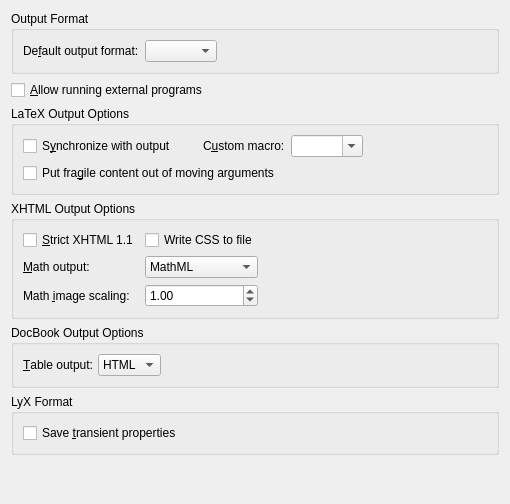
First picture: the form in src/frontends/qt/ui/OutputUi.ui, repository cburschka/lyx, before the edit.
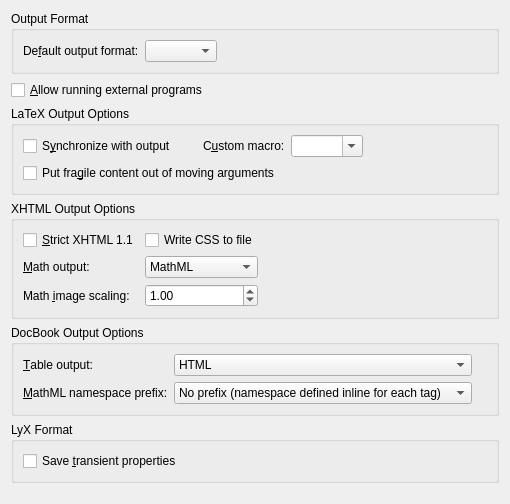
Second picture: the form after the edit.

Commit message: DocBook: add the MathML-namespace prefix in the GUI.

What changed in the file:
```diff
--- a/src/frontends/qt/ui/OutputUi.ui
+++ b/src/frontends/qt/ui/OutputUi.ui
@@ -75,6 +75,63 @@
         </property>
        </spacer>
       </item>
+      <item row="1" column="0">
+       <widget class="QLabel" name="mathmlprefixLA">
+        <property name="font">
+         <font>
+          <weight>50</weight>
+          <bold>false</bold>
+         </font>
+        </property>
+        <property name="text">
+         <string>&amp;MathML namespace prefix:</string>
+        </property>
+        <property name="buddy">
+         <cstring>mathmlprefixCB</cstring>
+        </property>
+       </widget>
+      </item>
+      <item row="1" column="1">
+       <widget class="QComboBox" name="mathmlprefixCB">
+        <property name="font">
+         <font>
+          <weight>50</weight>
+          <bold>false</bold>
+         </font>
+        </property>
+        <property name="toolTip">
+         <string>Namespace prefix to use for MathML formulae.</string>
+        </property>
+        <item>
+         <property name="text">
+          <string>No prefix (namespace defined inline for each tag)</string>
+         </property>
+        </item>
+        <item>
+         <property name="text">
+          <string>m (default)</string>
+         </property>
+        </item>
+        <item>
+         <property name="text">
+          <string>mml</string>
+         </property>
+        </item>
+       </widget>
+      </item>
+      <item row="1" column="2">
+       <spacer name="horizontalSpacer_6">
+        <property name="orientation">
+         <enum>Qt::Horizontal</enum>
+        </property>
+        <property name="sizeHint" stdset="0">
+         <size>
+          <width>40</width>
+          <height>20</height>
+         </size>
+        </property>
+       </spacer>
+      </item>
      </layout>
     </widget>
    </item>
```
The commit also changes 4 other files.
